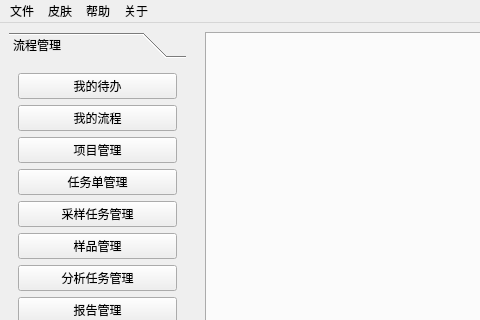
hcc01/ELIMS, file src/Client/mainwindow.ui: the form before one commit; both pictures show x 0 to 480 and y 0 to 320 of the 631 by 592 pixel window.
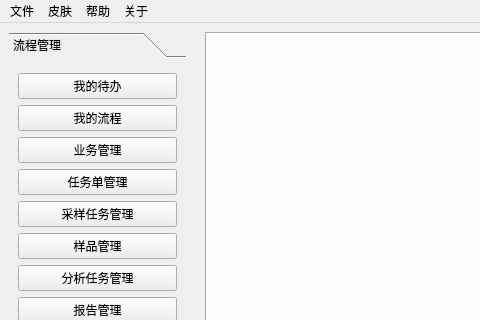
The form after the commit.

Patch:
```diff
--- a/src/Client/mainwindow.ui
+++ b/src/Client/mainwindow.ui
@@ -59,7 +59,7 @@
         <item>
          <widget class="QPushButton" name="btnSubmited_2">
           <property name="text">
-           <string>项目管理</string>
+           <string>业务管理</string>
           </property>
          </widget>
         </item>
```
